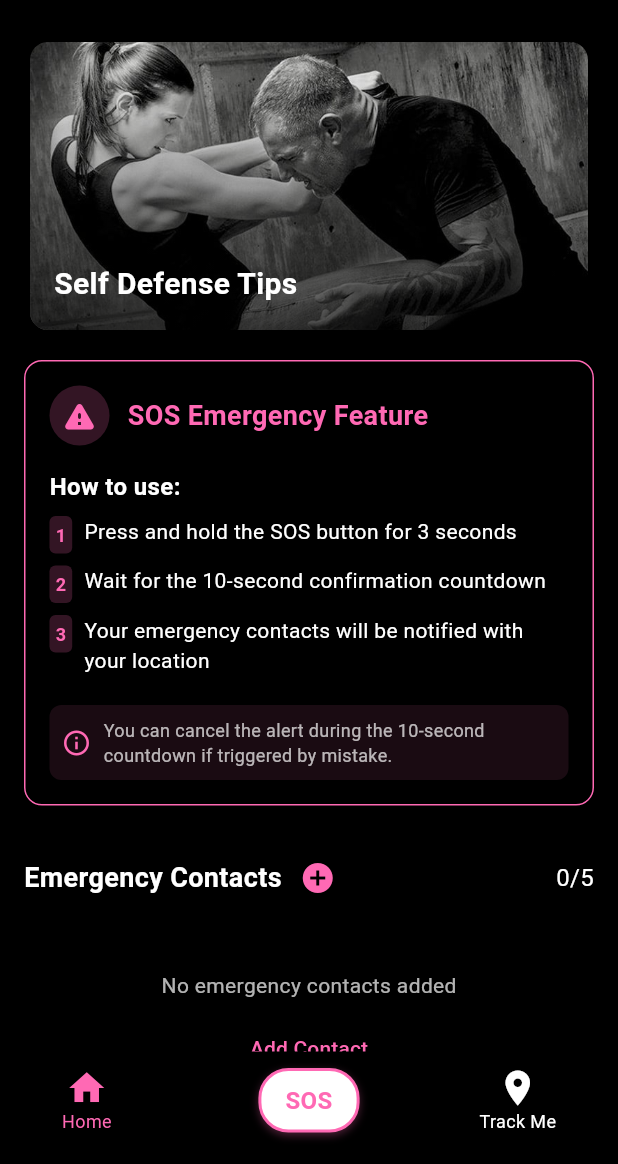
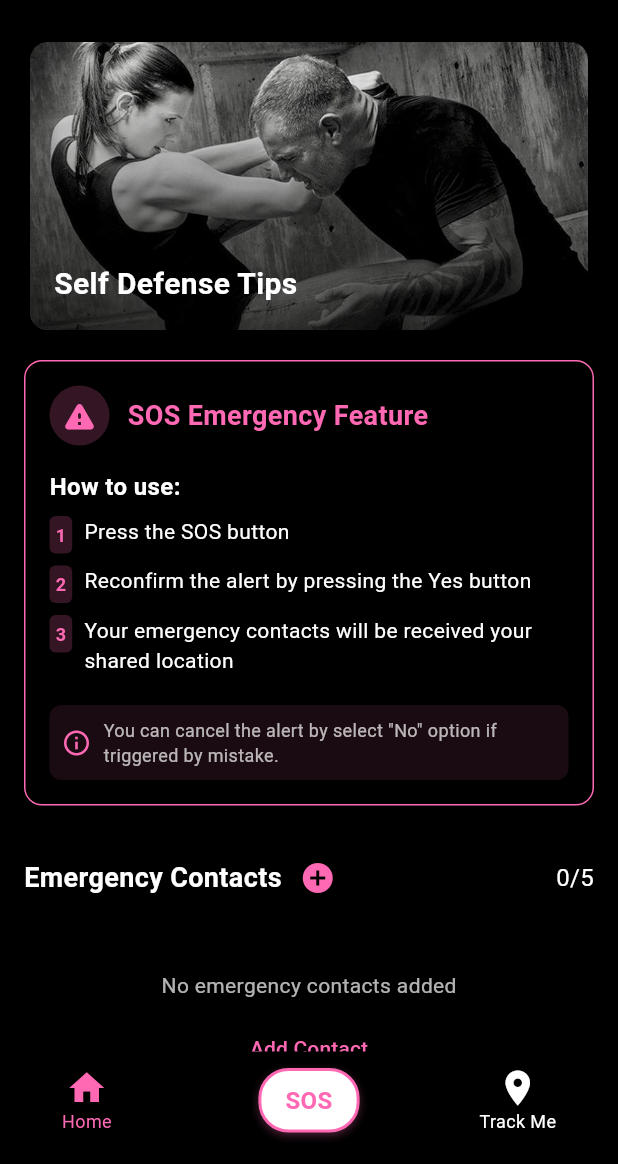
Before and after one commit to hayabuceri/BeSafe, a Flutter app: the HomeScreen screen opened directly, on a phone screen of 412 x 824 dp, the part 72-1236 px from its top. Run offline on Flutter 3.47's test engine with Material 3 defaults, Android fonts, the phone set to English and light mode, and no system bars; our stand-ins replace cloud_firestore, firebase_auth, firebase_core, flutter_map, geolocator, latlong2 and 1 more; accounts and stored records are empty.

Commit message:
home screen adjustment

```diff
--- a/lib/screens/home_screen.dart
+++ b/lib/screens/home_screen.dart
@@ -7,7 +7,6 @@ import 'package:permission_handler/permission_handler.dart';
 import 'package:firebase_auth/firebase_auth.dart';
 import 'package:cloud_firestore/cloud_firestore.dart';
 import 'edit_profile_screen.dart';
-import 'emergency_contacts_screen.dart';
 import 'track_me_screen.dart';
 import 'shared_locations_screen.dart';
 import '../widgets/custom_app_bar.dart';
@@ -18,6 +17,7 @@ import 'emergency_procedure_screen.dart';
 import 'health_tips_screen.dart';
 import '../widgets/bottom_nav_bar.dart';
 import '../models/emergency_contact.dart';
+import 'emergency_contacts_screen.dart';
 
 class HomeScreen extends StatefulWidget {
   final String? displayName;
@@ -31,12 +31,11 @@ class HomeScreen extends StatefulWidget {
 class _HomeScreenState extends State<HomeScreen> {
   final PageController _tipsController = PageController();
   int _currentPage = 0;
-  final int _totalPages = 5;
+  final int _totalPages = 4;
 
   @override
   void initState() {
     super.initState();
-    // Auto-scroll the tips carousel
     Future.delayed(const Duration(seconds: 3), () {
       _startAutoScroll();
     });
@@ -72,8 +71,6 @@ class _HomeScreenState extends State<HomeScreen> {
   Widget build(BuildContext context) {
     final AuthService _authService = AuthService();
     final user = _authService.getCurrentUser();
-
-    // Use the passed display name if available, otherwise try to get it from Firebase
     String name = widget.displayName ?? user?.displayName ?? 'User';
 
     return Scaffold(
@@ -90,14 +87,12 @@ class _HomeScreenState extends State<HomeScreen> {
                   style: TextStyle(color: Colors.black),
                 ),
                 onTap: () async {
-                  // We need to add a delay because the menu is closing
                   await Future.delayed(Duration.zero);
                   if (!context.mounted) return;
                   final result = await Navigator.push(
                     context,
                     MaterialPageRoute(builder: (context) => const EditProfileScreen()),
                   );
-                  // If profile was updated successfully, refresh the display name
                   if (result == true) {
                     final user = FirebaseAuth.instance.currentUser;
                     if (user != null) {
@@ -107,7 +102,6 @@ class _HomeScreenState extends State<HomeScreen> {
                           .get();
                       if (userData.exists && mounted) {
                         setState(() {
-                          // Update the name variable to reflect changes
                           name = userData['name'] ?? 'User';
                         });
                       }
@@ -204,7 +198,6 @@ class _HomeScreenState extends State<HomeScreen> {
           child: Column(
             crossAxisAlignment: CrossAxisAlignment.start,
             children: [
-              // Tips Carousel
               SizedBox(
                 height: 200,
                 child: PageView(
@@ -225,7 +218,6 @@ class _HomeScreenState extends State<HomeScreen> {
 
               const SizedBox(height: 16),
 
-              // SOS Instructions
               Container(
                 padding: const EdgeInsets.all(16),
                 decoration: BoxDecoration(
@@ -272,15 +264,15 @@ class _HomeScreenState extends State<HomeScreen> {
                     const SizedBox(height: 8),
                     _buildInstructionStep(
                       '1',
-                      'Press and hold the SOS button for 3 seconds',
+                      'Press the SOS button',
                     ),
                     _buildInstructionStep(
                       '2',
-                      'Wait for the 10-second confirmation countdown',
+                      'Reconfirm the alert by pressing the Yes button',
                     ),
                     _buildInstructionStep(
                       '3',
-                      'Your emergency contacts will be notified with your location',
+                      'Your emergency contacts will be received your shared location',
                     ),
                     const SizedBox(height: 12),
                     Container(
@@ -299,7 +291,7 @@ class _HomeScreenState extends State<HomeScreen> {
                           SizedBox(width: 8),
                           Expanded(
                             child: Text(
-                              'You can cancel the alert during the 10-second countdown if triggered by mistake.',
+                              'You can cancel the alert by select "No" option if triggered by mistake.',
                               style: TextStyle(
                                 color: Colors.white70,
                                 fontSize: 12,
@@ -315,7 +307,6 @@ class _HomeScreenState extends State<HomeScreen> {
 
               const SizedBox(height: 24),
 
-              // Page indicator and counter
               Row(
                 mainAxisAlignment: MainAxisAlignment.spaceBetween,
                 children: [
@@ -343,7 +334,7 @@ class _HomeScreenState extends State<HomeScreen> {
                               onPressed: () => _showAddContactDialog(context),
                             );
                           }
-                          return const SizedBox.shrink(); // Hide add button if limit reached
+                          return const SizedBox.shrink();
                         },
                       ),
                     ],
@@ -370,7 +361,6 @@ class _HomeScreenState extends State<HomeScreen> {
 
               const SizedBox(height: 16),
 
-              // Emergency Contacts
               SizedBox(
                 height: 120,
                 child: StreamBuilder<QuerySnapshot>(
@@ -424,7 +414,6 @@ class _HomeScreenState extends State<HomeScreen> {
 
               const SizedBox(height: 24),
 
-              // Essential Services
               const Text(
                 'Essential Services',
                 style: TextStyle(
@@ -436,7 +425,6 @@ class _HomeScreenState extends State<HomeScreen> {
 
               const SizedBox(height: 16),
 
-              // Services Icons
               Padding(
                 padding: const EdgeInsets.all(16.0),
                 child: Row(
@@ -499,7 +487,6 @@ class _HomeScreenState extends State<HomeScreen> {
             MaterialPageRoute(builder: (context) => const HealthTipsScreen()),
           );
         }
-
       },
       child: Card(
         color: Colors.transparent,
@@ -601,7 +588,6 @@ class _HomeScreenState extends State<HomeScreen> {
 
   Future<void> _openNearbyPoliceStations() async {
     try {
-      // Request location permission
       final status = await Permission.location.request();
       if (status.isDenied) {
         if (!mounted) return;
@@ -611,23 +597,19 @@ class _HomeScreenState extends State<HomeScreen> {
         return;
       }
 
-      // Show loading indicator
       if (!mounted) return;
       ScaffoldMessenger.of(context).showSnackBar(
         const SnackBar(content: Text('Finding nearby police stations...')),
       );
 
-      // Get current location
       final position = await Geolocator.getCurrentPosition(
         desiredAccuracy: LocationAccuracy.high,
       );
 
-      // Create Google Maps URL for nearby police stations
       final url = Uri.parse(
         'https://www.google.com/maps/search/police+station/@${position.latitude},${position.longitude},14z',
       );
 
-      // Open Google Maps
       if (await canLaunchUrl(url)) {
         await launchUrl(url, mode: LaunchMode.externalApplication);
       } else {
@@ -646,7 +628,6 @@ class _HomeScreenState extends State<HomeScreen> {
 
   Future<void> _openNearbyHospitals() async {
     try {
-      // Request location permission
       final status = await Permission.location.request();
       if (status.isDenied) {
         if (!mounted) return;
@@ -656,23 +637,19 @@ class _HomeScreenState extends State<HomeScreen> {
         return;
       }
 
-      // Show loading indicator
       if (!mounted) return;
       ScaffoldMessenger.of(context).showSnackBar(
         const SnackBar(content: Text('Finding nearby hospitals...')),
       );
 
-      // Get current location
       final position = await Geolocator.getCurrentPosition(
         desiredAccuracy: LocationAccuracy.high,
       );
 
-      // Create Google Maps URL for nearby hospitals
       final url = Uri.parse(
         'https://www.google.com/maps/search/hospital/@${position.latitude},${position.longitude},14z',
       );
 
-      // Open Google Maps
       if (await canLaunchUrl(url)) {
         await launchUrl(url, mode: LaunchMode.externalApplication);
       } else {
@@ -691,7 +668,6 @@ class _HomeScreenState extends State<HomeScreen> {
 
   Future<void> _openNearbyPetrolPumps() async {
     try {
-      // Request location permission
       final status = await Permission.location.request();
       if (status.isDenied) {
         if (!mounted) return;
@@ -701,23 +677,19 @@ class _HomeScreenState extends State<HomeScreen> {
         return;
       }
 
-      // Show loading indicator
       if (!mounted) return;
       ScaffoldMessenger.of(context).showSnackBar(
         const SnackBar(content: Text('Finding nearby petrol pumps...')),
       );
 
-      // Get current location
       final position = await Geolocator.getCurrentPosition(
         desiredAccuracy: LocationAccuracy.high,
       );
 
-      // Create Google Maps URL for nearby petrol pumps
       final url = Uri.parse(
         'https://www.google.com/maps/search/petrol+pump/@${position.latitude},${position.longitude},14z',
       );
 
-      // Open Google Maps
       if (await canLaunchUrl(url)) {
         await launchUrl(url, mode: LaunchMode.externalApplication);
       } else {
@@ -739,7 +711,6 @@ class _HomeScreenState extends State<HomeScreen> {
     final phoneController = TextEditingController();
     final formKey = GlobalKey<FormState>();
 
-    // Check if user has reached the limit
     FirebaseFirestore.instance
         .collection('users')
         .doc(FirebaseAuth.instance.currentUser?.uid)
@@ -918,7 +889,6 @@ class _HomeScreenState extends State<HomeScreen> {
               ),
               GestureDetector(
                 onTap: () async {
-                  // Show confirmation dialog
                   final shouldDelete = await showDialog<bool>(
                     context: context,
                     builder: (context) => AlertDialog(
```
